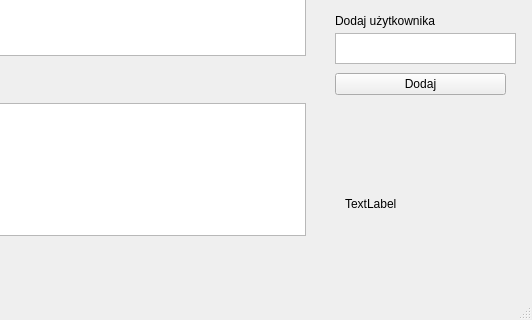
This is mainwindow.ui in Nieminimalnofazowi/projektKlawiatura as Qt 5 draws it before an edit; both pictures show x 235 to 767 and y 94 to 414 of the 767 by 414 pixel window. The edited form follows.
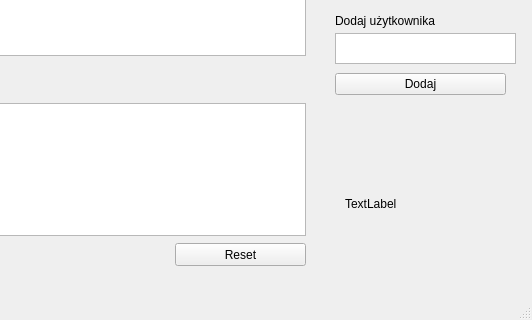
This is the edited form.

Commit message:
dodanie resetu
Reset button + backupowy commit przed probowaniem z pomylkami

```diff
--- a/mainwindow.ui
+++ b/mainwindow.ui
@@ -224,6 +224,19 @@
      <string/>
     </property>
    </widget>
+   <widget class="QPushButton" name="resetButton">
+    <property name="geometry">
+     <rect>
+      <x>410</x>
+      <y>320</y>
+      <width>131</width>
+      <height>23</height>
+     </rect>
+    </property>
+    <property name="text">
+     <string>Reset</string>
+    </property>
+   </widget>
   </widget>
   <widget class="QMenuBar" name="menuBar">
    <property name="geometry">
```
The commit also changes 2 other files.
